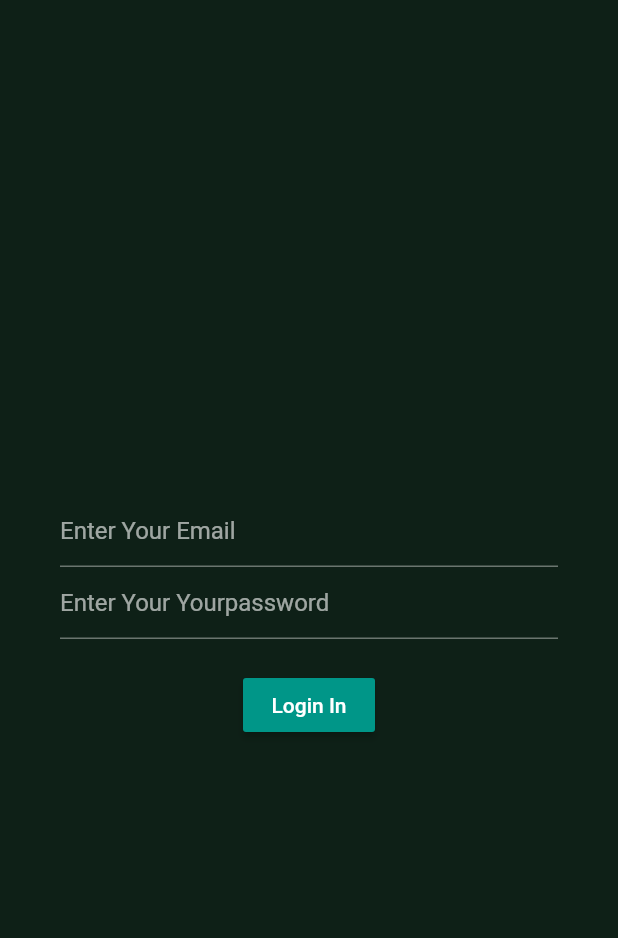
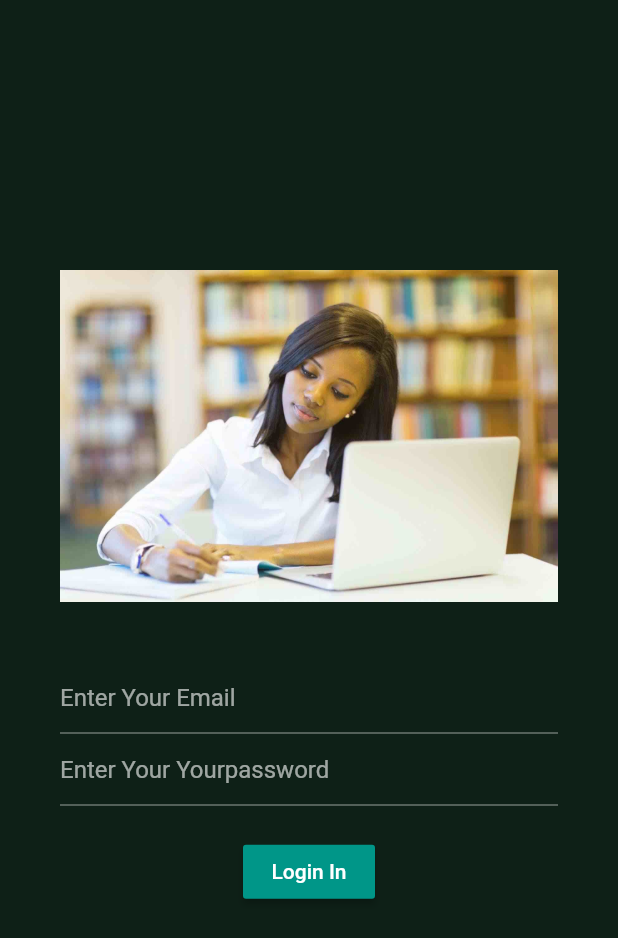
Before and after one commit to omale-godwin/flutter-login, a Flutter app: the screen it shows after launch, on a phone screen of 412 x 824 dp. Shown: the top 938 px of the screen. Run offline on Flutter 3.47's test engine with Material 2 defaults, Android fonts, the phone set to English and light mode, and no system bars.

Commit message:
added screen shoot

```diff
--- a/lib/main.dart
+++ b/lib/main.dart
@@ -56,8 +56,14 @@ class _loginPageState extends State<loginPage>
           new Column(
             mainAxisAlignment: MainAxisAlignment.center,
             children: <Widget>[
-              FlutterLogo(
-                size: _iconAnimation.value * 100,
+              Container(
+
+                padding: EdgeInsets.fromLTRB(40, 1, 40, 0),
+
+                child: Image(
+                  image: AssetImage('assets/afr.jpg'),
+
+                ),
               ),
               Form(
                   child: Theme(
```
Also changed, not shown: 1 other file.
